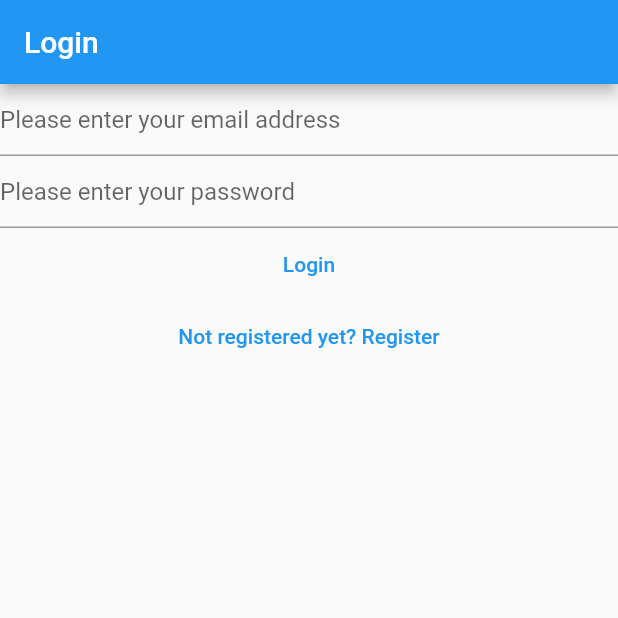
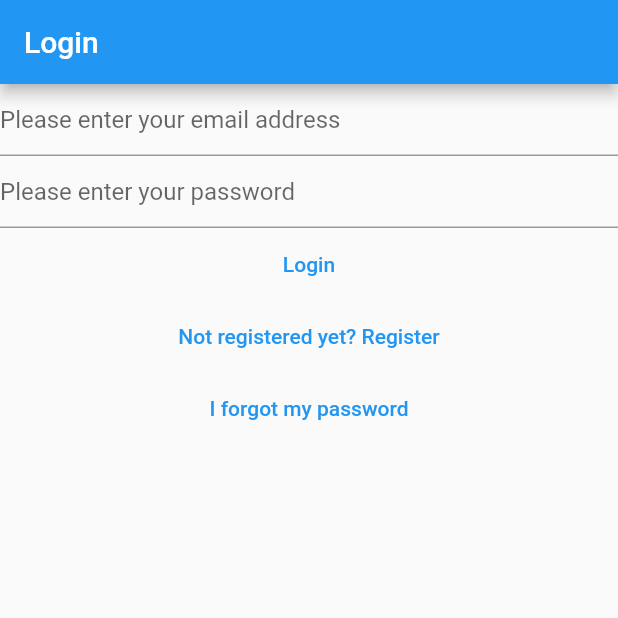
Before and after one commit to bakader07/notes_app, a Flutter app: the screen it shows after launch, on a phone screen of 412 x 824 dp, the top half of it. Run offline on Flutter 3.47's test engine with Material 2 defaults, Android fonts, the phone set to English and light mode, and no system bars; our stand-ins replace bloc, cloud_firestore, equatable, firebase_auth, firebase_core, flutter_bloc and 1 more; accounts and stored records are empty.

Commit message:
added forgotten password change feature

```diff
--- a/lib/main.dart
+++ b/lib/main.dart
@@ -9,6 +9,7 @@ import 'constants/routes.dart';
 import 'views/login_view.dart';
 import 'views/register_view.dart';
 import 'views/verify_email_view.dart';
+import 'views/forgot_password_view.dart';
 import 'views/notes/notes_view.dart';
 import 'views/notes/create_update_note_view.dart';
 import 'helpers/loading/loading_screeen.dart';
@@ -58,11 +59,15 @@ class HomePage extends StatelessWidget {
           return const RegisterView();
         } else if (state is AuthStateNeedsVerification) {
           return const VerifyEmailView();
+        } else if (state is AuthStateForgotPassword) {
+          return const ForgotPasswordView();
         } else if (state is AuthStateLoggedOut) {
           return const LoginView();
         } else {
           return const Scaffold(
-            body: CircularProgressIndicator(),
+            body: Center(
+              child: CircularProgressIndicator(),
+            ),
           );
         }
       },
--- a/lib/services/auth/auth_provider.dart
+++ b/lib/services/auth/auth_provider.dart
@@ -18,4 +18,6 @@ abstract class AuthProvider {
   Future<void> logOut();
 
   Future<void> sendEmailVerification();
+
+  Future<void> sendPasswordReset({required String toEmail});
 }
--- a/lib/services/auth/auth_service.dart
+++ b/lib/services/auth/auth_service.dart
@@ -33,4 +33,8 @@ class AuthService implements AuthProvider {
 
   @override
   Future<void> sendEmailVerification() => provider.sendEmailVerification();
+
+  @override
+  Future<void> sendPasswordReset({required String toEmail}) =>
+      provider.sendPasswordReset(toEmail: toEmail);
 }
--- a/lib/services/auth/bloc/auth_events.dart
+++ b/lib/services/auth/bloc/auth_events.dart
@@ -38,3 +38,8 @@ class AuthEventLogin extends AuthEvent {
 class AuthEventLogout extends AuthEvent {
   const AuthEventLogout();
 }
+
+class AuthEventForgotPassword extends AuthEvent {
+  final String? email;
+  const AuthEventForgotPassword({this.email});
+}
--- a/lib/services/auth/bloc/auth_state.dart
+++ b/lib/services/auth/bloc/auth_state.dart
@@ -18,7 +18,7 @@ class AuthStateUninitialized extends AuthState {
 }
 
 class AuthStateRegistering extends AuthState {
-  final Exception exception;
+  final Exception? exception;
   const AuthStateRegistering({
     required this.exception,
     required super.isLoading,
@@ -48,3 +48,13 @@ class AuthStateLoggedOut extends AuthState with EquatableMixin {
   @override
   List<Object?> get props => [exception, isLoading];
 }
+
+class AuthStateForgotPassword extends AuthState {
+  final Exception? exception;
+  final bool hasSentEmail;
+  const AuthStateForgotPassword({
+    required this.exception,
+    required this.hasSentEmail,
+    required super.isLoading,
+  });
+}
--- /dev/null
+++ b/lib/utilities/dialogs/password_reset_email_sent_dialog.dart
@@ -0,0 +1,14 @@
+import 'package:flutter/material.dart';
+
+import './generic_dialog.dart';
+
+Future<void> showPasswordResetEmailSentDialog(BuildContext context) async {
+  return showGenericDialog<void>(
+    context: context,
+    title: 'Password reset',
+    content: 'Password reset link sent, Please check your email.',
+    optionsBuilder: () => {
+      'OK': null,
+    },
+  );
+}
--- a/lib/views/login_view.dart
+++ b/lib/views/login_view.dart
@@ -90,6 +90,14 @@ class _LoginViewState extends State<LoginView> {
                     );
               },
               child: const Text('Not registered yet? Register'),
+            ),
+            TextButton(
+              onPressed: () {
+                context.read<AuthBloc>().add(
+                      const AuthEventForgotPassword(),
+                    );
+              },
+              child: const Text('I forgot my password'),
             )
           ],
         ),
```
Also changed, not shown: lib/services/auth/bloc/auth_bloc.dart (+54 -0 lines), lib/services/auth/firebase_auth_provider.dart (+18 -0 lines), lib/views/forgot_password_view.dart (added, +101 -0 lines).
